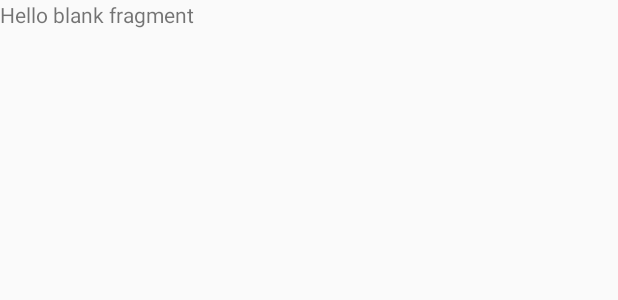
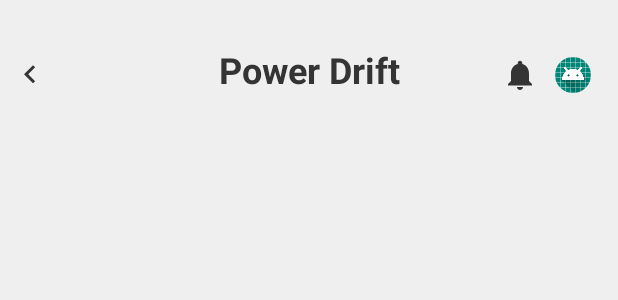
Before and after one commit to mdg-iitr/cognizance19, an Android app: the layout fragment_specefic_event.xml on its own in the app's theme, with its tools: preview values and no code run, on a phone screen of 412 x 824 dp. Shown: the top 300 px of the screen. Run offline under Robolectric (Android 15) with nearby library versions, the phone set to English and light mode, and no system bars.

Commit message:
Add recycler view in specific event fragment

```diff
--- a/app/src/main/res/layout/fragment_specefic_event.xml
+++ b/app/src/main/res/layout/fragment_specefic_event.xml
@@ -1,14 +1,66 @@
 <?xml version="1.0" encoding="utf-8"?>
-<FrameLayout xmlns:android="http://schemas.android.com/apk/res/android"
+<ScrollView xmlns:android="http://schemas.android.com/apk/res/android"
     xmlns:tools="http://schemas.android.com/tools"
     android:layout_width="match_parent"
     android:layout_height="match_parent"
-    tools:context=".view.SpeceficEvent">
+    android:background="#ffefefef"
+    tools:context=".view.SpeceficEventFragment">
 
-    <!-- TODO: Update blank fragment layout -->
-    <TextView
+    <LinearLayout
         android:layout_width="match_parent"
-        android:layout_height="match_parent"
-        android:text="@string/hello_blank_fragment" />
+        android:layout_height="wrap_content"
+        android:orientation="vertical">
 
-</FrameLayout>
+        <RelativeLayout
+            android:layout_width="match_parent"
+            android:layout_height="wrap_content"
+            android:layout_marginTop="30dp"
+            android:orientation="horizontal">
+
+            <ImageView
+                android:id="@+id/back_arrow"
+                android:layout_width="wrap_content"
+                android:layout_height="wrap_content"
+                android:layout_marginStart="8dp"
+                android:layout_marginTop="8dp"
+                android:src="@drawable/ic_keyboard_arrow_left_gray_24dp" />
+
+            <TextView
+                android:id="@+id/specefic_event_name"
+                android:layout_width="match_parent"
+                android:layout_height="wrap_content"
+                android:text="Power Drift"
+                android:textAlignment="center"
+                android:textColor="#ff343434"
+                android:textSize="24sp"
+                android:textStyle="bold" />
+
+            <ImageView
+                android:id="@+id/notification_icon"
+                android:layout_width="wrap_content"
+                android:layout_height="wrap_content"
+                android:layout_marginTop="8dp"
+                android:layout_marginEnd="11dp"
+                android:layout_toStartOf="@+id/small_profile_image"
+                android:src="@drawable/ic_notifications_gray_24dp" />
+
+            <de.hdodenhof.circleimageview.CircleImageView
+                android:id="@+id/small_profile_image"
+                android:layout_width="24dp"
+                android:layout_height="24dp"
+                android:layout_alignParentEnd="true"
+                android:layout_marginTop="8dp"
+                android:layout_marginEnd="18dp"
+                android:src="@mipmap/ic_launcher" />
+        </RelativeLayout>
+
+        <android.support.v7.widget.RecyclerView
+            android:id="@+id/specefic_event_images_recyclerview"
+            android:layout_width="wrap_content"
+            android:layout_height="wrap_content"
+            android:layout_marginTop="33dp"
+            android:paddingStart="13dp"
+            android:paddingEnd="13dp"
+            android:clipToPadding="false"/>
+    </LinearLayout>
+</ScrollView>
--- a/app/src/main/res/layout/fragment_workshops.xml
+++ b/app/src/main/res/layout/fragment_workshops.xml
@@ -22,7 +22,7 @@
             android:src="@drawable/ic_keyboard_arrow_left_gray_24dp" />
 
         <TextView
-            android:id="@+id/text_view"
+            android:id="@+id/specefic_event_name"
             android:layout_width="match_parent"
             android:layout_height="wrap_content"
             android:text="@string/workshops"
```
Also changed, not shown: app/src/main/java/com/mdgiitr/karthik/cognizance19/adapters/SpeceficEventAdapter.java (added, +51 -0 lines), app/src/main/java/com/mdgiitr/karthik/cognizance19/view/SpeceficEvent.java (deleted, +0 -21 lines), app/src/main/java/com/mdgiitr/karthik/cognizance19/view/SpeceficEventFragment.java (added, +43 -0 lines), app/src/main/res/layout/list_item_specefic_event_image.xml (added, +9 -0 lines), app/src/main/res/navigation/mobile_navigation.xml (+8 -1 lines).
